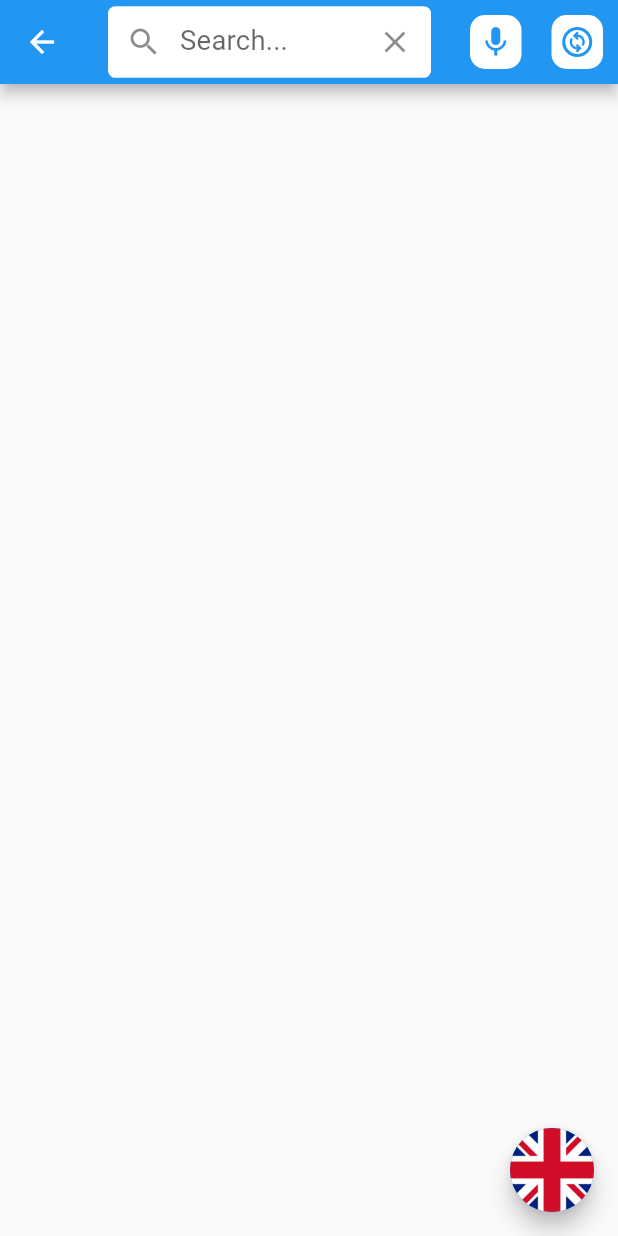
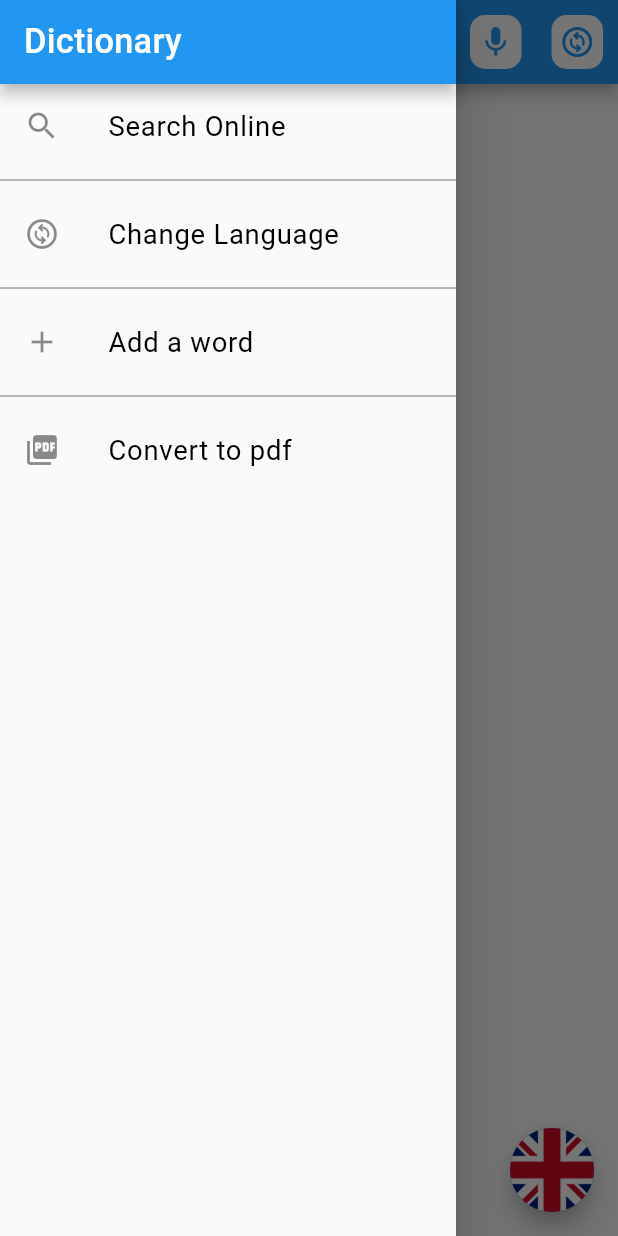
Before and after one commit to MrSobirov/najottalim2, a Flutter app: the HomeScreen screen opened directly, with the side drawer open (before the commit the screen has no drawer), on a phone screen of 412 x 824 dp. Run offline on Flutter 3.47's test engine with Material 2 defaults, Android fonts, the phone set to English and light mode, and no system bars; our stand-ins replace bloc, flutter_bloc, flutter_screenutil, fluttertoast, shared_preferences, sqflite; accounts and stored records are empty.

Commit message:
UI partial3

```diff
--- /dev/null
+++ b/lib/screens/drawer.dart
@@ -0,0 +1,46 @@
+import 'package:dictionary/utils/my_widgets.dart';
+import 'package:flutter/material.dart';
+class AppDrawer extends StatelessWidget {
+  const AppDrawer({Key? key}) : super(key: key);
+
+  @override
+  Widget build(BuildContext context) {
+    return Drawer(
+      child: Column(
+        children: [
+          AppBar(
+            title: const Text('Dictionary'),
+            automaticallyImplyLeading: false,
+          ),
+
+          ListTile(
+              leading: const Icon(Icons.search),
+              title: const Text('Search Online'),
+              onTap: () {
+
+              }),
+          MyWidgets().divider(),
+          ListTile(
+              leading: const Icon(Icons.change_circle_outlined),
+              title: const Text('Change Language'),
+              onTap: () {
+              }),
+          MyWidgets().divider(),
+          ListTile(
+              leading: const Icon(Icons.add),
+              title: const Text('Add a word'),
+              onTap: () {
+              }),
+          MyWidgets().divider(),
+          ListTile(
+            leading: const Icon(Icons.picture_as_pdf),
+            title: const Text('Convert to pdf'),
+            onTap: () {
+
+            },
+          ),
+        ],
+      ),
+    );
+  }
+}
--- a/lib/screens/home/home_screen.dart
+++ b/lib/screens/home/home_screen.dart
@@ -1,3 +1,4 @@
+import 'package:dictionary/screens/drawer.dart';
 import 'package:dictionary/screens/home/home_cubit.dart';
 import 'package:dictionary/services/cache_values.dart';
 import 'package:dictionary/services/storage_service.dart';
@@ -79,6 +80,7 @@ class HomeScreen extends StatelessWidget {
                   ),
                 ],
               ),
+              drawer: AppDrawer(),
             );
           } else if (state is HomeLoaded){
             return Scaffold(
@@ -150,6 +152,7 @@ class HomeScreen extends StatelessWidget {
                   ),
                 ],
               ),
+              drawer: AppDrawer(),
               body: Column(
                 children: [
                   Expanded(
--- a/lib/utils/my_widgets.dart
+++ b/lib/utils/my_widgets.dart
@@ -15,5 +15,11 @@ class MyWidgets {
         textColor: Colors.white
     );
   }
+  Widget sizedBox(double size){
+    return SizedBox(height: size,);
+  }
+  Widget divider(){
+    return Divider(color: Colors.black54,);
+  }
 
 }
```
Also changed, not shown: lib/screens/add_word_screen.dart (added), pubspec.lock.
